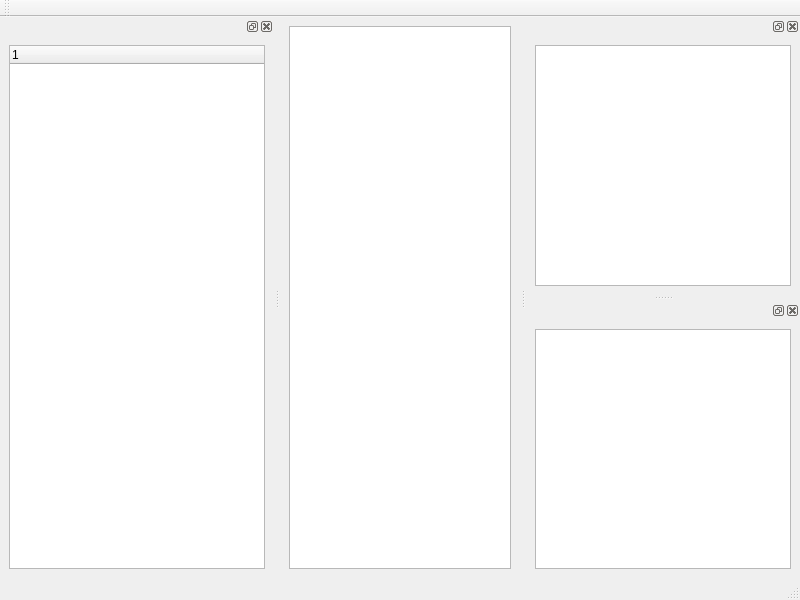
Above: edit/editwindow.ui from Kumazuma/QTWebpCam before the change. Below: the same form after it.
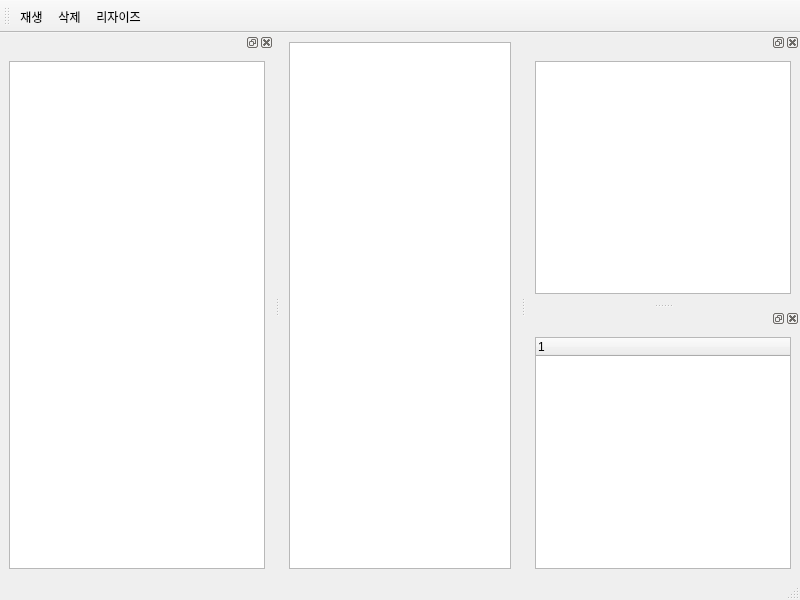
That is the form after the change. Icons and pictures are not drawn.

The edit to the form file:
```diff
--- a/edit/editwindow.ui
+++ b/edit/editwindow.ui
@@ -59,10 +59,13 @@
    <attribute name="toolBarBreak">
     <bool>false</bool>
    </attribute>
+   <addaction name="actionPlay"/>
+   <addaction name="actionDelete"/>
+   <addaction name="actionResize"/>
   </widget>
   <widget class="QDockWidget" name="dockWidget_2">
    <attribute name="dockWidgetArea">
-    <number>2</number>
+    <number>1</number>
    </attribute>
    <widget class="QWidget" name="dockWidgetContents_2">
     <layout class="QVBoxLayout" name="verticalLayout_3">
@@ -81,7 +84,7 @@
   </widget>
   <widget class="QDockWidget" name="dockWidget_3">
    <attribute name="dockWidgetArea">
-    <number>1</number>
+    <number>2</number>
    </attribute>
    <widget class="QWidget" name="dockWidgetContents_3">
     <layout class="QVBoxLayout" name="verticalLayout_4">
@@ -97,6 +100,39 @@
     </layout>
    </widget>
   </widget>
+  <action name="actionPlay">
+   <property name="checkable">
+    <bool>true</bool>
+   </property>
+   <property name="checked">
+    <bool>false</bool>
+   </property>
+   <property name="icon">
+    <iconset resource="../resource/icons.qrc">
+     <normaloff>:/resource/play-button.svg</normaloff>:/resource/play-button.svg</iconset>
+   </property>
+   <property name="text">
+    <string>재생</string>
+   </property>
+  </action>
+  <action name="actionDelete">
+   <property name="icon">
+    <iconset resource="../resource/icons.qrc">
+     <normaloff>:/resource/quit.svg</normaloff>:/resource/quit.svg</iconset>
+   </property>
+   <property name="text">
+    <string>삭제</string>
+   </property>
+  </action>
+  <action name="actionResize">
+   <property name="icon">
+    <iconset resource="../resource/icons.qrc">
+     <normaloff>:/resource/expand.svg</normaloff>:/resource/expand.svg</iconset>
+   </property>
+   <property name="text">
+    <string>리자이즈</string>
+   </property>
+  </action>
  </widget>
  <resources/>
  <connections/>
```
Left out of the diff: 7 changed lines with no effect on the pictures.
